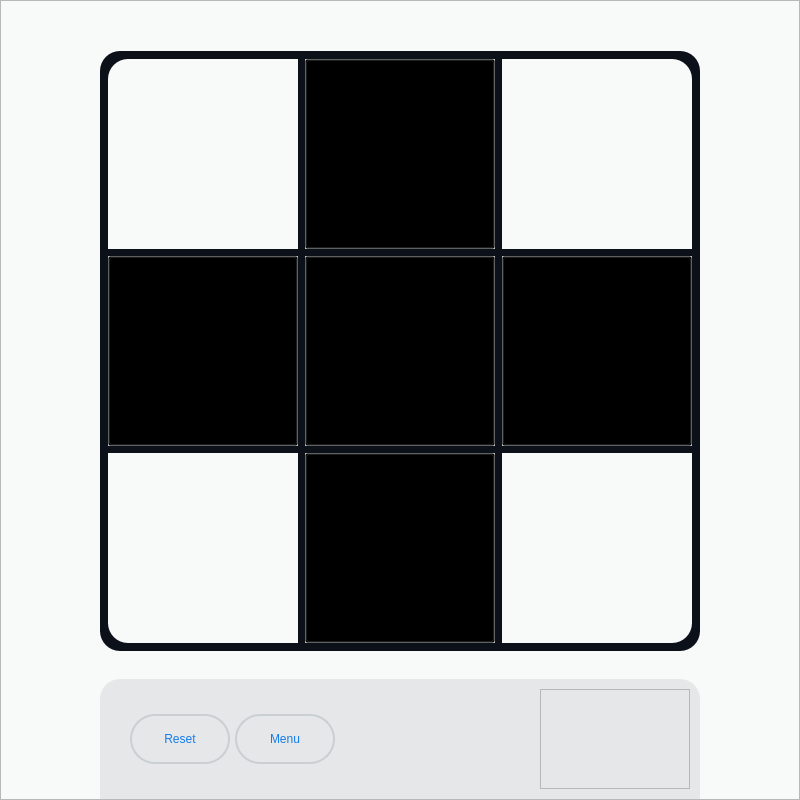
The window that tic-tac-toe-dp/gui/xox.ui (anilergan/MTM4000-Dynamic-Programming-Tic-Tac-Toe) describes before a commit, drawn with Qt 5.
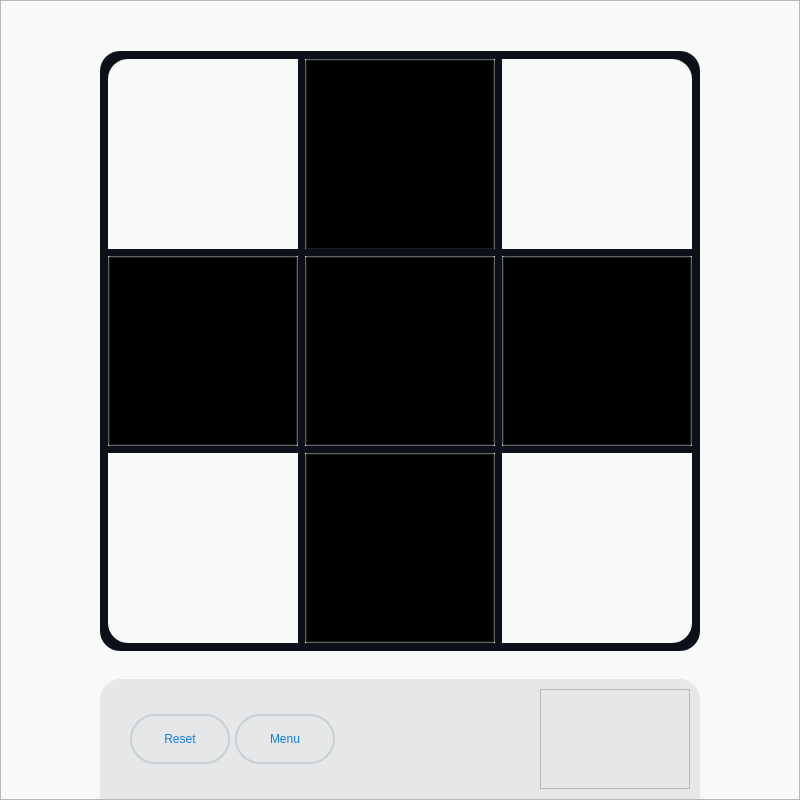
The same window after the commit. The open tabs and pages were chosen to show the change. Icons and pictures are not drawn.

The edit to the form file:
```diff
--- a/tic-tac-toe-dp/gui/xox.ui
+++ b/tic-tac-toe-dp/gui/xox.ui
@@ -663,8 +663,9 @@
           </property>
           <property name="styleSheet">
            <string notr="true">#frame_game * {
-font: italic 24pt &quot;Arial&quot;;
-color:  rgba(12,16,25, 50)
+font: italic 18pt &quot;Arial&quot;;
+color:  rgba(12,16,25, 150)
+
 }
 
 #frame_game {
@@ -688,14 +689,14 @@
 background-color: rgba(20,124,236, 20)
 }
 
-
 QPushButton {
 width: 100px;
 height: 100px;
 
 }
 
-QLabel {background-color: transparent;}</string>
+QLabel {background-color:transparent}
+</string>
           </property>
           <property name="frameShape">
            <enum>QFrame::StyledPanel</enum>
@@ -773,20 +774,29 @@
              <widget class="QLabel" name="value_cell_13">
               <property name="geometry">
                <rect>
-                <x>20</x>
-                <y>20</y>
-                <width>150</width>
-                <height>150</height>
+                <x>10</x>
+                <y>10</y>
+                <width>191</width>
+                <height>51</height>
                </rect>
               </property>
               <property name="layoutDirection">
                <enum>Qt::LeftToRight</enum>
               </property>
+              <property name="styleSheet">
+               <string notr="true"/>
+              </property>
               <property name="text">
                <string/>
               </property>
               <property name="alignment">
-               <set>Qt::AlignCenter</set>
+               <set>Qt::AlignLeading|Qt::AlignLeft|Qt::AlignTop</set>
+              </property>
+              <property name="margin">
+               <number>12</number>
+              </property>
+              <property name="indent">
+               <number>-1</number>
               </property>
              </widget>
              <zorder>value_cell_13</zorder>
@@ -835,10 +845,10 @@
              <widget class="QLabel" name="value_cell_32">
               <property name="geometry">
                <rect>
-                <x>20</x>
-                <y>20</y>
-                <width>150</width>
-                <height>150</height>
+                <x>10</x>
+                <y>10</y>
+                <width>191</width>
+                <height>51</height>
                </rect>
               </property>
               <property name="layoutDirection">
@@ -848,7 +858,10 @@
                <string/>
               </property>
               <property name="alignment">
-               <set>Qt::AlignCenter</set>
+               <set>Qt::AlignLeading|Qt::AlignLeft|Qt::AlignTop</set>
+              </property>
+              <property name="margin">
+               <number>12</number>
               </property>
              </widget>
              <zorder>value_cell_32</zorder>
@@ -897,10 +910,10 @@
              <widget class="QLabel" name="value_cell_31">
               <property name="geometry">
                <rect>
-                <x>20</x>
-                <y>20</y>
-                <width>150</width>
-                <height>150</height>
+                <x>10</x>
+                <y>10</y>
+                <width>191</width>
+                <height>51</height>
                </rect>
               </property>
               <property name="layoutDirection">
@@ -910,7 +923,10 @@
                <string/>
               </property>
               <property name="alignment">
-               <set>Qt::AlignCenter</set>
+               <set>Qt::AlignLeading|Qt::AlignLeft|Qt::AlignTop</set>
+              </property>
+              <property name="margin">
+               <number>12</number>
               </property>
              </widget>
              <zorder>value_cell_31</zorder>
@@ -971,10 +987,10 @@
              <widget class="QLabel" name="value_cell_11">
               <property name="geometry">
                <rect>
-                <x>20</x>
-                <y>20</y>
-                <width>150</width>
-                <height>150</height>
+                <x>10</x>
+                <y>10</y>
+                <width>191</width>
+                <height>51</height>
                </rect>
               </property>
               <property name="layoutDirection">
@@ -984,7 +1000,10 @@
                <string/>
               </property>
               <property name="alignment">
-               <set>Qt::AlignCenter</set>
+               <set>Qt::AlignLeading|Qt::AlignLeft|Qt::AlignTop</set>
+              </property>
+              <property name="margin">
+               <number>12</number>
               </property>
              </widget>
              <zorder>value_cell_11</zorder>
@@ -1033,10 +1052,10 @@
              <widget class="QLabel" name="value_cell_21">
               <property name="geometry">
                <rect>
-                <x>20</x>
-                <y>20</y>
-                <width>150</width>
-                <height>150</height>
+                <x>10</x>
+                <y>10</y>
+                <width>191</width>
+                <height>51</height>
                </rect>
               </property>
               <property name="layoutDirection">
@@ -1046,7 +1065,10 @@
                <string/>
               </property>
               <property name="alignment">
-               <set>Qt::AlignCenter</set>
+               <set>Qt::AlignLeading|Qt::AlignLeft|Qt::AlignTop</set>
+              </property>
+              <property name="margin">
+               <number>12</number>
               </property>
              </widget>
              <zorder>value_cell_21</zorder>
@@ -1079,7 +1101,7 @@
                 <x>0</x>
                 <y>0</y>
                 <width>190</width>
-                <height>190</height>
+                <height>191</height>
                </rect>
               </property>
               <property name="text">
@@ -1087,8 +1109,8 @@
               </property>
               <property name="iconSize">
                <size>
-                <width>200</width>
-                <height>200</height>
+                <width>180</width>
+                <height>180</height>
                </size>
               </property>
               <property name="checkable">
@@ -1101,10 +1123,10 @@
              <widget class="QLabel" name="value_cell_12">
               <property name="geometry">
                <rect>
-                <x>20</x>
-                <y>20</y>
-                <width>150</width>
-                <height>150</height>
+                <x>10</x>
+                <y>10</y>
+                <width>191</width>
+                <height>51</height>
                </rect>
               </property>
               <property name="layoutDirection">
@@ -1114,7 +1136,10 @@
                <string/>
               </property>
               <property name="alignment">
-               <set>Qt::AlignCenter</set>
+               <set>Qt::AlignLeading|Qt::AlignLeft|Qt::AlignTop</set>
+              </property>
+              <property name="margin">
+               <number>12</number>
               </property>
              </widget>
              <zorder>value_cell_12</zorder>
@@ -1163,10 +1188,10 @@
              <widget class="QLabel" name="value_cell_33">
               <property name="geometry">
                <rect>
-                <x>20</x>
-                <y>20</y>
-                <width>150</width>
-                <height>150</height>
+                <x>10</x>
+                <y>10</y>
+                <width>191</width>
+                <height>51</height>
                </rect>
               </property>
               <property name="layoutDirection">
@@ -1176,7 +1201,10 @@
                <string/>
               </property>
               <property name="alignment">
-               <set>Qt::AlignCenter</set>
+               <set>Qt::AlignLeading|Qt::AlignLeft|Qt::AlignTop</set>
+              </property>
+              <property name="margin">
+               <number>12</number>
               </property>
              </widget>
              <zorder>value_cell_33</zorder>
@@ -1225,10 +1253,10 @@
              <widget class="QLabel" name="value_cell_23">
               <property name="geometry">
                <rect>
-                <x>20</x>
-                <y>20</y>
-                <width>150</width>
-                <height>150</height>
+                <x>10</x>
+                <y>10</y>
+                <width>191</width>
+                <height>51</height>
                </rect>
               </property>
               <property name="layoutDirection">
@@ -1238,7 +1266,10 @@
                <string/>
               </property>
               <property name="alignment">
-               <set>Qt::AlignCenter</set>
+               <set>Qt::AlignLeading|Qt::AlignLeft|Qt::AlignTop</set>
+              </property>
+              <property name="margin">
+               <number>12</number>
               </property>
              </widget>
              <zorder>value_cell_23</zorder>
@@ -1290,10 +1321,10 @@
              <widget class="QLabel" name="value_cell_22">
               <property name="geometry">
                <rect>
-                <x>20</x>
-                <y>20</y>
-                <width>150</width>
-                <height>150</height>
+                <x>10</x>
+                <y>10</y>
+                <width>191</width>
+                <height>51</height>
                </rect>
               </property>
               <property name="layoutDirection">
@@ -1303,7 +1334,10 @@
                <string/>
               </property>
               <property name="alignment">
-               <set>Qt::AlignCenter</set>
+               <set>Qt::AlignLeading|Qt::AlignLeft|Qt::AlignTop</set>
+              </property>
+              <property name="margin">
+               <number>12</number>
               </property>
              </widget>
              <zorder>value_cell_22</zorder>
```
Left out of the diff: 55 changed lines with no effect on the pictures.
